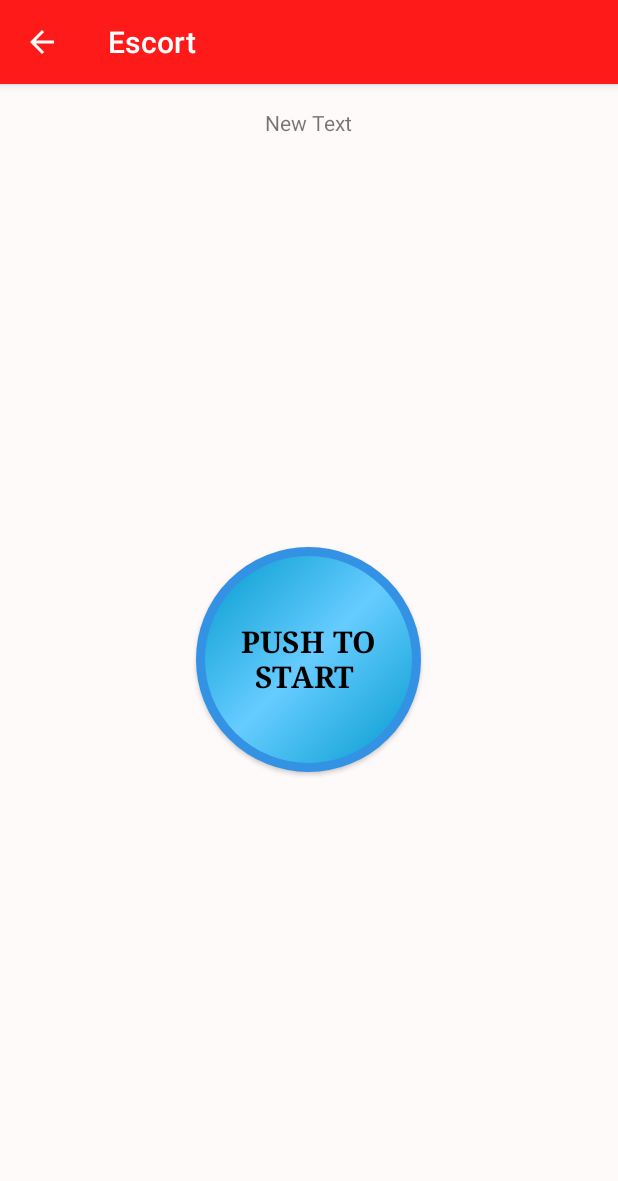
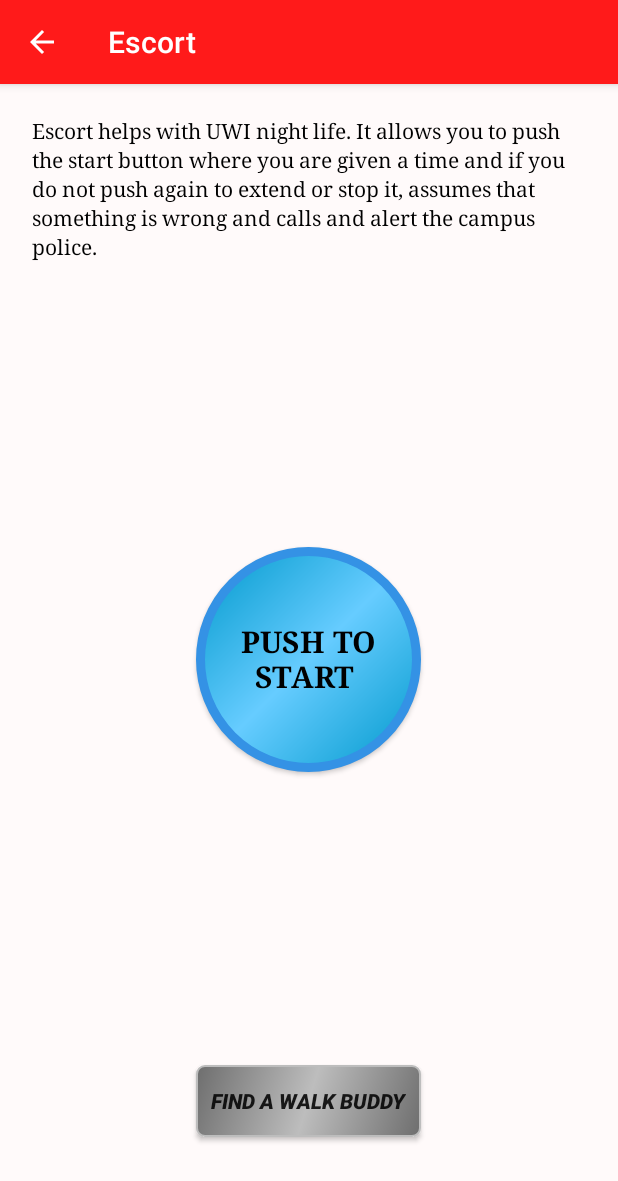
Before and after one commit to megan16/UserFrontend-project, an Android app: the EscortActivity screen opened directly, with no data from a screen before it, on a phone screen of 412 x 824 dp. Shown: the top 1181 px of the screen. Run offline under Robolectric (Android 15) with nearby library versions, the phone set to English and light mode, and no system bars.

Commit message:
updated escort

```diff
--- a/UWICommunity/app/src/main/AndroidManifest.xml
+++ b/UWICommunity/app/src/main/AndroidManifest.xml
@@ -42,7 +42,8 @@
         <activity
             android:name=".EscortActivity"
             android:label="@string/title_activity_escort"
-            android:theme="@style/AppTheme.NoActionBar"></activity>
+            android:theme="@style/AppTheme.NoActionBar" />
+        <activity android:name=".Login"></activity>
     </application>
 
 </manifest>
--- a/UWICommunity/app/src/main/java/com/example/megan/uwicommunity/EmergencyContact.java
+++ b/UWICommunity/app/src/main/java/com/example/megan/uwicommunity/EmergencyContact.java
@@ -2,7 +2,6 @@ package com.example.megan.uwicommunity;
 
 
 
-import org.apache.http.HttpEntity;
 import android.support.v7.app.AppCompatActivity;
 import android.content.DialogInterface;
 import android.content.Intent;
--- a/UWICommunity/app/src/main/java/com/example/megan/uwicommunity/EscortActivity.java
+++ b/UWICommunity/app/src/main/java/com/example/megan/uwicommunity/EscortActivity.java
@@ -28,12 +28,14 @@ import android.view.animation.Animation;
 import android.view.animation.AnimationUtils;
 import android.view.animation.RotateAnimation;
 import android.widget.Button;
+import android.widget.Toast;
 
 import java.util.concurrent.TimeUnit;
 
 import static com.example.megan.uwicommunity.R.drawable.alarmbutton;
 import static com.example.megan.uwicommunity.R.drawable.round_button;
 import static com.example.megan.uwicommunity.R.id.alarmButton;
+import static com.example.megan.uwicommunity.R.id.panic;
 
 public class EscortActivity extends AppCompatActivity  {
 
@@ -68,6 +70,7 @@ public class EscortActivity extends AppCompatActivity  {
     public void setTimer(View view) {
         final Button button = ((Button) findViewById(alarmButton));
         Button abort= (Button)findViewById(R.id.abort);
+        Button panic= (Button) findViewById(R.id.panic);
         //final boolean finished=false;
 
 //         make button rotate
@@ -79,6 +82,7 @@ public class EscortActivity extends AppCompatActivity  {
 //        Animation rotateCenter = AnimationUtils.loadAnimation(this, R.anim.rotate_center);
 //        button.startAnimation(rotateCenter);
         abort.setVisibility(View.VISIBLE);
+        panic.setVisibility(View.VISIBLE);
         countTaps++;
 
         if(countTaps<=1) {
@@ -88,7 +92,7 @@ public class EscortActivity extends AppCompatActivity  {
 
         //}// else reset to extend time or reset time
         cdt.cancel(); //cancel any possible existing timer
-        startTimer(view,button); // restart a new timer
+        startTimer(view, button); // restart a new timer
         //return;
     }
 
@@ -128,6 +132,25 @@ public class EscortActivity extends AppCompatActivity  {
     public  void abortFunction(View view){
         Button abort= (Button)findViewById(R.id.abort);
         abort.setVisibility(View.INVISIBLE);
+
+
+        Intent intent=new Intent(this,EscortActivity.class);
+        cdt.cancel();
+        this.finish();
+        startActivity(intent);
+        //restore alarm button to original state(push to start
+//        Button alarmbtn= (Button)findViewById(alarmButton);
+//        alarmbtn.setBackgroundResource(round_button);
+//        alarmbtn.setText("Push to Start");
+//        alarmbtn.setTextSize(TypedValue.COMPLEX_UNIT_SP,20);
+    }
+
+    public  void panicFunction(View view){
+        Button panic= (Button)findViewById(R.id.panic);
+       // panic.setVisibility(View.INVISIBLE);
+
+        Toast.makeText(getApplicationContext(),"Dialing Police",Toast.LENGTH_SHORT).show();
+        callPolice();
         //restore alarm button to original state(push to start
 //        Button alarmbtn= (Button)findViewById(alarmButton);
 //        alarmbtn.setBackgroundResource(round_button);
@@ -163,6 +186,9 @@ public class EscortActivity extends AppCompatActivity  {
         startActivity(intent);
     }
 
+    public void startWalkBud(View view){
+        Toast.makeText(getApplicationContext(),"No functionality yet",Toast.LENGTH_LONG).show();
+    }
 
     @Override
     public boolean onCreateOptionsMenu(Menu menu) {
--- /dev/null
+++ b/UWICommunity/app/src/main/java/com/example/megan/uwicommunity/Login.java
@@ -0,0 +1,16 @@
+package com.example.megan.uwicommunity;
+
+import android.support.v7.app.AppCompatActivity;
+import android.os.Bundle;
+
+
+public class Login extends AppCompatActivity {
+
+    @Override
+    protected void onCreate(Bundle savedInstanceState) {
+        super.onCreate(savedInstanceState);
+        setContentView(R.layout.activity_login);
+
+
+    }
+}
--- a/UWICommunity/app/src/main/res/drawable/abort_button.xml
+++ b/UWICommunity/app/src/main/res/drawable/abort_button.xml
@@ -3,12 +3,20 @@
     android:shape="rectangle">
     <gradient
         android:angle="135"
-        android:centerColor="#66CCFF"
-        android:endColor="#0099CC"
-        android:startColor="#0099CC"
+        android:centerColor="@color/abort"
+        android:endColor="@color/red"
+        android:startColor="@color/red"
         android:type="linear" />
     <corners android:radius="5dp" />
-    <stroke android:width="2px" android:color="#607D8B" />
+    <stroke android:width="2px" android:color="#000000" />
 </shape>
 
-    <!--android:startColor="#000000"-->
+    <!--&lt;!&ndash;android:startColor="#000000"&ndash;&gt;-->
+<!--<gradient-->
+<!--android:angle="135"-->
+<!--android:centerColor="#66CCFF"-->
+<!--android:endColor="#0099CC"-->
+<!--android:startColor="#0099CC"-->
+<!--android:type="linear" />-->
+<!--<corners android:radius="5dp" />-->
+<!--<stroke android:width="2px" android:color="#607D8B" />-->
--- /dev/null
+++ b/UWICommunity/app/src/main/res/drawable/round_edges_button.xml
@@ -0,0 +1,13 @@
+<?xml version="1.0" encoding="utf-8"?>
+
+    <shape xmlns:android="http://schemas.android.com/apk/res/android"
+        android:shape="rectangle">
+        <gradient
+            android:angle="135"
+            android:centerColor="@color/light_gray"
+            android:endColor="@color/dark_gray"
+            android:startColor="@color/dark_gray"
+            android:type="linear" />
+        <corners android:radius="5dp" />
+        <stroke android:width="2px" android:color="@color/light_gray" />
+    </shape>
--- /dev/null
+++ b/UWICommunity/app/src/main/res/layout/activity_login.xml
@@ -0,0 +1,12 @@
+<?xml version="1.0" encoding="utf-8"?>
+<RelativeLayout xmlns:android="http://schemas.android.com/apk/res/android"
+    xmlns:tools="http://schemas.android.com/tools"
+    android:layout_width="match_parent"
+    android:layout_height="match_parent"
+    android:paddingBottom="@dimen/activity_vertical_margin"
+    android:paddingLeft="@dimen/activity_horizontal_margin"
+    android:paddingRight="@dimen/activity_horizontal_margin"
+    android:paddingTop="@dimen/activity_vertical_margin"
+    tools:context="com.example.megan.uwicommunity.Login">
+
+</RelativeLayout>
--- a/UWICommunity/app/src/main/res/layout/content_escort.xml
+++ b/UWICommunity/app/src/main/res/layout/content_escort.xml
@@ -1,5 +1,5 @@
 <?xml version="1.0" encoding="utf-8"?>
-<RelativeLayout xmlns:android="http://schemas.android.com/apk/res/android"
+<LinearLayout xmlns:android="http://schemas.android.com/apk/res/android"
     xmlns:app="http://schemas.android.com/apk/res-auto"
     xmlns:tools="http://schemas.android.com/tools"
     android:layout_width="match_parent"
@@ -11,21 +11,31 @@
     app:layout_behavior="@string/appbar_scrolling_view_behavior"
     tools:context="com.example.megan.uwicommunity.EscortActivity"
     tools:showIn="@layout/activity_escort"
-    android:background="#FFFAFA">
+    android:background="#FFFAFA"
+    android:orientation="vertical">
 
     <FrameLayout
         android:layout_width="match_parent"
         android:layout_height="match_parent"
         android:layout_centerVertical="true"
         android:layout_alignParentLeft="true"
-        android:layout_alignParentStart="true">
+        android:layout_alignParentStart="true"
+        >
 
         <TextView
             android:layout_width="wrap_content"
             android:layout_height="wrap_content"
-            android:text="New Text"
+            android:text="@string/escortInstr"
             android:id="@+id/textView"
-            android:layout_gravity="center_horizontal|top" />
+            android:textAlignment="gravity"
+            android:textColor="#000000"
+            android:layout_marginBottom="10dp"
+            android:paddingLeft="10dp"
+            android:typeface="serif"
+            android:padding="5dp"
+            android:lineSpacingExtra="3.5dp"
+            android:layout_gravity="center_horizontal|top"
+             />
 
         <Button
             android:layout_width="wrap_content"
@@ -45,22 +55,45 @@
             android:shadowDy="2"
             android:shadowRadius="8"
             android:onClick="setTimer"
-            android:translationZ="0dp"
-            />
+            android:translationZ="0dp" />
 
-
+        <!-- Panic Button -->
         <Button
             style="?android:attr/buttonStyleSmall"
             android:layout_width="wrap_content"
             android:layout_height="wrap_content"
-            android:text="Abort"
+            android:text="@string/panicBtn"
+            android:id="@+id/panic"
+            android:width="80dp"
+            android:height="25dp"
+            android:layout_marginTop="125dp"
+            android:layout_marginRight="5dp"
+            android:layout_gravity="right|center_horizontal"
+            android:background="@drawable/abort_button"
+            android:translationZ="0dp"
+            android:textAllCaps="true"
+            android:typeface="serif"
+            android:textSize="15dp"
+            android:padding="5dp"
+            android:textStyle="bold|italic"
+            android:textColor="@color/white"
+            android:onClick="panicFunction"
+            android:visibility="invisible"/>
+
+        <!--android:visibility="invisible"-->
+        <!-- Abort Button-->
+        <Button
+            style="?android:attr/buttonStyleSmall"
+            android:layout_width="wrap_content"
+            android:layout_height="wrap_content"
+            android:text="@string/abortBtn"
             android:id="@+id/abort"
             android:width="80dp"
             android:height="25dp"
-            android:layout_marginTop="150dp"
+            android:layout_marginTop="200dp"
+            android:layout_marginRight="5dp"
             android:layout_gravity="right|center_horizontal"
             android:background="@drawable/abort_button"
-            android:visibility="invisible"
             android:onClick="abortFunction"
             android:translationZ="0dp"
             android:textAllCaps="true"
@@ -68,21 +101,22 @@
             android:textSize="15dp"
             android:padding="5dp"
             android:textStyle="bold|italic"
-
+            android:textColor="@color/white"
+            android:visibility="invisible"
             />
 
 
-        <!--<Button-->
-            <!--style="?android:attr/buttonStyleSmall"-->
-            <!--android:layout_width="wrap_content"-->
-            <!--android:layout_height="wrap_content"-->
-            <!--android:text="Pause"-->
-            <!--android:id="@+id/pause"-->
-            <!--android:width="80dp"-->
-            <!--android:height="25dp"-->
-            <!--android:layout_marginTop="250dp"-->
-            <!--android:layout_gravity="right|center_horizontal"-->
-            <!--android:background="@color/extend"-->
-            <!--android:visibility="invisible"/>-->
+        <Button
+            android:layout_width="wrap_content"
+            android:layout_height="wrap_content"
+            android:text="@string/wlkbddyBtn"
+            android:layout_marginBottom="50dp"
+            android:layout_gravity="center_horizontal|bottom"
+            android:background="@drawable/round_edges_button"
+            android:padding="10dp"
+            android:onClick="startWalkBud"
+            android:textStyle="bold|italic"/>
+
+
     </FrameLayout>
-</RelativeLayout>
+</LinearLayout>
--- a/UWICommunity/app/src/main/res/values/colorList.xml
+++ b/UWICommunity/app/src/main/res/values/colorList.xml
@@ -3,7 +3,7 @@
 <color name="Color_1">#f78181</color>
 <color name="Color_2">#f79f81</color>
 <color name="Color_3">#fe642e</color>
-<color name="Color_4">#df0101</color>
+<color name="red">#df0101</color>
 <color name="Color_6">#ff8000</color>
 <color name="Color_7">#ffff00</color>
 <color name="Color_10">#86b404</color>
@@ -25,8 +25,8 @@
 <color name="Color_28">#df01a5</color>
 <color name="Color_30">#ff0040</color>
 <color name="Color_31">#b40431</color>
-<color name="Color_33">#6e6e6e</color>
-<color name="Color_34">#bdbdbd</color>
+<color name="dark_gray">#6e6e6e</color>
+<color name="light_gray">#bdbdbd</color>
 <color name="Color_35">#fe2ec8</color>
 <color name="Color_36">#00ff00</color>
 </resources>
--- a/UWICommunity/app/src/main/res/values/strings.xml
+++ b/UWICommunity/app/src/main/res/values/strings.xml
@@ -12,5 +12,9 @@
     <string name="title_activity_emergency_contact">Emergency Contact</string>
     <string name="ec_info">Below are Emergency Contact information, click to call if needed. </string>
     <string name="title_activity_escort">Escort</string>
+    <string name="abortBtn">ABORT</string>
+    <string name="panicBtn">Panic</string>
+    <string name="escortInstr">Escort helps with UWI night life.  It allows you to push the start button where you are given a time and if you do not push again to extend or stop it, assumes that something is wrong and calls and alert the campus police.</string>
+    <string name="wlkbddyBtn">Find a Walk Buddy</string>
 
 </resources>
```
Also changed, not shown: UWICommunity/app/libs/httpclient-4.0.3.jar (added).
